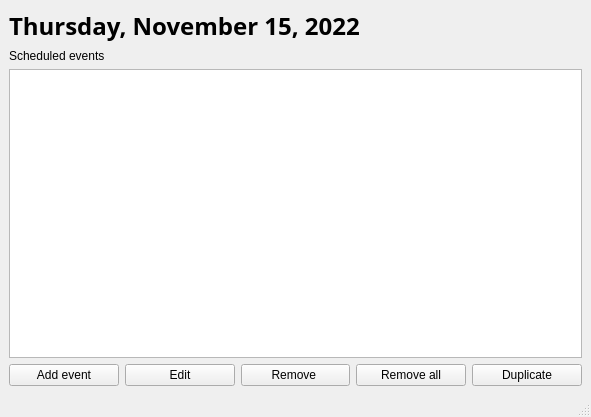
Qt form UlyssesApp/mainwindow.ui (EdsilvaEps/Ulysses) before a commit.
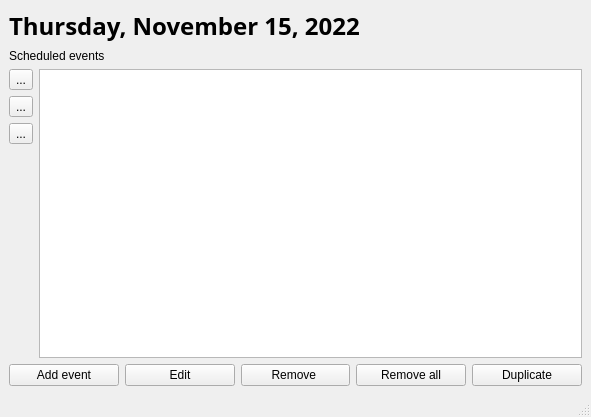
The same form after that commit. Icons and pictures are not drawn.

```diff
--- a/UlyssesApp/mainwindow.ui
+++ b/UlyssesApp/mainwindow.ui
@@ -14,7 +14,7 @@
    <string>MainWindow</string>
   </property>
   <widget class="QWidget" name="centralwidget">
-   <layout class="QVBoxLayout" name="verticalLayout_2">
+   <layout class="QVBoxLayout" name="verticalLayout_3">
     <item>
      <layout class="QVBoxLayout" name="verticalLayout">
       <item>
@@ -42,7 +42,58 @@
      </layout>
     </item>
     <item>
-     <widget class="QTableView" name="tableView"/>
+     <layout class="QHBoxLayout" name="horizontalLayout_2">
+      <item>
+       <layout class="QVBoxLayout" name="verticalLayout_2">
+        <item>
+         <widget class="QToolButton" name="toolButton">
+          <property name="text">
+           <string>...</string>
+          </property>
+          <property name="icon">
+           <iconset theme="list-add"/>
+          </property>
+         </widget>
+        </item>
+        <item>
+         <widget class="QToolButton" name="toolButton_2">
+          <property name="text">
+           <string>...</string>
+          </property>
+          <property name="icon">
+           <iconset theme="list-remove"/>
+          </property>
+         </widget>
+        </item>
+        <item>
+         <widget class="QToolButton" name="toolButton_3">
+          <property name="text">
+           <string>...</string>
+          </property>
+          <property name="icon">
+           <iconset theme="document-properties"/>
+          </property>
+         </widget>
+        </item>
+        <item>
+         <spacer name="verticalSpacer">
+          <property name="orientation">
+           <enum>Qt::Vertical</enum>
+          </property>
+          <property name="sizeHint" stdset="0">
+           <size>
+            <width>20</width>
+            <height>168</height>
+           </size>
+          </property>
+         </spacer>
+        </item>
+       </layout>
+      </item>
+      <item>
+       <widget class="QListWidget" name="listWidget"/>
+      </item>
+     </layout>
     </item>
     <item>
      <layout class="QHBoxLayout" name="horizontalLayout">
```
